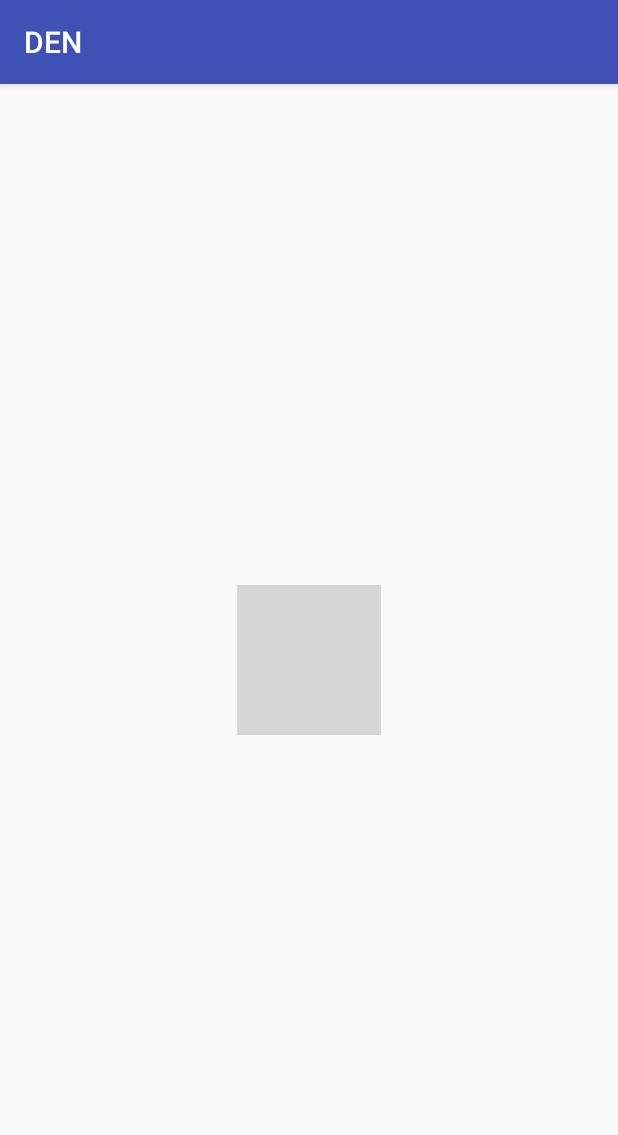
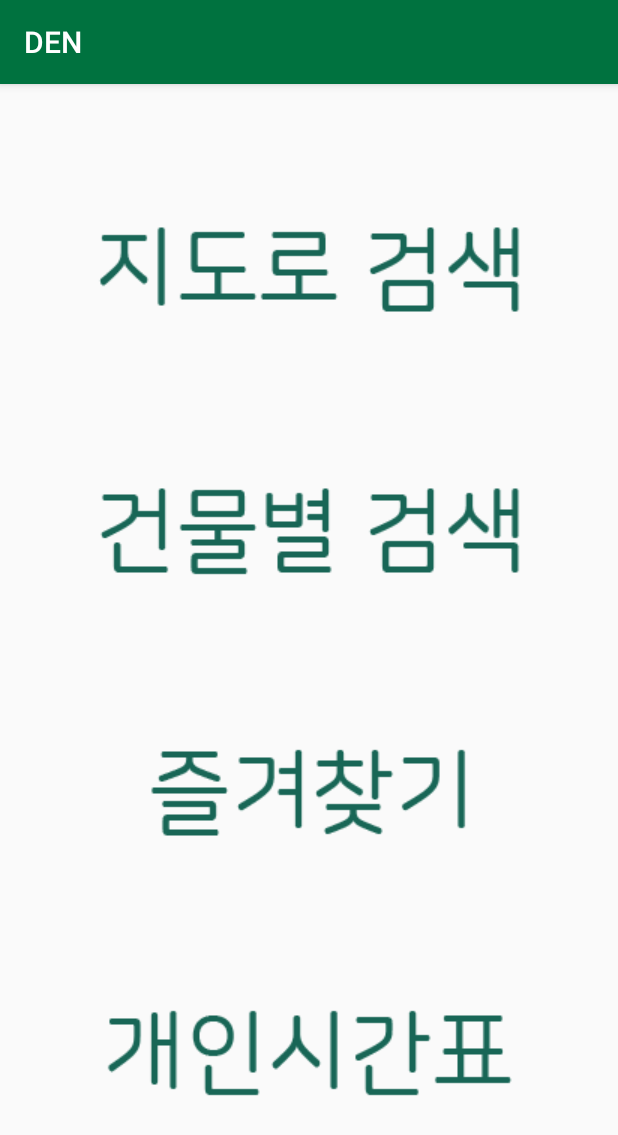
Before and after one commit to ljh16823/DEN, an Android app: the screen it shows after launch (MainActivity), on a phone screen of 412 x 824 dp. Shown: the top 1135 px of the screen. Run offline under Robolectric (Android 15) with nearby library versions, the phone set to English and light mode, and no system bars; grey boxes are pictures that could not be loaded.

Commit message:
박상현

```diff
--- a/app/src/main/res/layout/activity_main.xml
+++ b/app/src/main/res/layout/activity_main.xml
@@ -9,17 +9,56 @@
     //android:background는 배경 투명도를 설정하는 코드
     //파일명은 반드시 영어로. 한글로하면 인식 안됨
     //주석은 태그내에서는 못씀. 태그 밖에서 주석 달기
+    //main color는 00 114 63
 
     <ImageButton
         android:id="@+id/imageButton2"
-        android:layout_width="wrap_content"
+        android:layout_width="300dp"
+        android:layout_height="100dp"
+        android:background="#00ff0000"
+        app:layout_constraintBottom_toTopOf="@+id/imageButton"
+        app:layout_constraintEnd_toEndOf="parent"
+        app:layout_constraintHorizontal_bias="0.5"
+        app:layout_constraintStart_toStartOf="parent"
+        app:layout_constraintTop_toTopOf="parent"
+        app:srcCompat="@drawable/searchbymap" />
+
+    <ImageButton
+        android:id="@+id/imageButton"
+        android:layout_width="300dp"
+        android:layout_height="100dp"
+        android:background="#00ff0000"
+        app:layout_constraintBottom_toTopOf="@+id/imageButton3"
+        app:layout_constraintEnd_toEndOf="parent"
+        app:layout_constraintHorizontal_bias="0.5"
+        app:layout_constraintStart_toStartOf="parent"
+        app:layout_constraintTop_toBottomOf="@+id/imageButton2"
+        app:srcCompat="@drawable/searchbybuilding" />
+
+    <ImageButton
+        android:id="@+id/imageButton3"
+        android:layout_width="300dp"
+        android:layout_height="100dp"
+        android:background="#00ff0000"
+        app:layout_constraintBottom_toTopOf="@+id/imageButton4"
+        app:layout_constraintEnd_toEndOf="parent"
+        app:layout_constraintHorizontal_bias="0.5"
+        app:layout_constraintStart_toEndOf="@+id/imageButton"
+        app:layout_constraintStart_toStartOf="parent"
+        app:layout_constraintTop_toBottomOf="@+id/imageButton"
+        app:layout_constraintVertical_bias="0.0"
+        app:srcCompat="@drawable/favorite" />
+
+    <ImageButton
+        android:id="@+id/imageButton4"
+        android:layout_width="300dp"
         android:layout_height="100dp"
         android:background="#00ff0000"
         app:layout_constraintBottom_toBottomOf="parent"
         app:layout_constraintEnd_toEndOf="parent"
         app:layout_constraintHorizontal_bias="0.5"
         app:layout_constraintStart_toStartOf="parent"
-        app:layout_constraintTop_toTopOf="parent"
-        app:srcCompat="@drawable/searchbymap" />
+        app:layout_constraintTop_toBottomOf="@+id/imageButton3"
+        app:srcCompat="@drawable/personalschedule" />
 
 </android.support.constraint.ConstraintLayout>
--- a/app/src/main/res/values/colors.xml
+++ b/app/src/main/res/values/colors.xml
@@ -1,6 +1,7 @@
 <?xml version="1.0" encoding="utf-8"?>
+
 <resources>
-    <color name="colorPrimary">#3F51B5</color>
-    <color name="colorPrimaryDark">#303F9F</color>
+    <color name="colorPrimary">#00723f</color>
+    <color name="colorPrimaryDark">#49a842</color>
     <color name="colorAccent">#FF4081</color>
 </resources>
```
Also changed, not shown: app/src/main/res/drawable/favorite.png (added), app/src/main/res/drawable/personalschedule.png (added), app/src/main/res/drawable/searchbybuilding.png (added), app/src/main/res/drawable/searchbymap.png (added).
